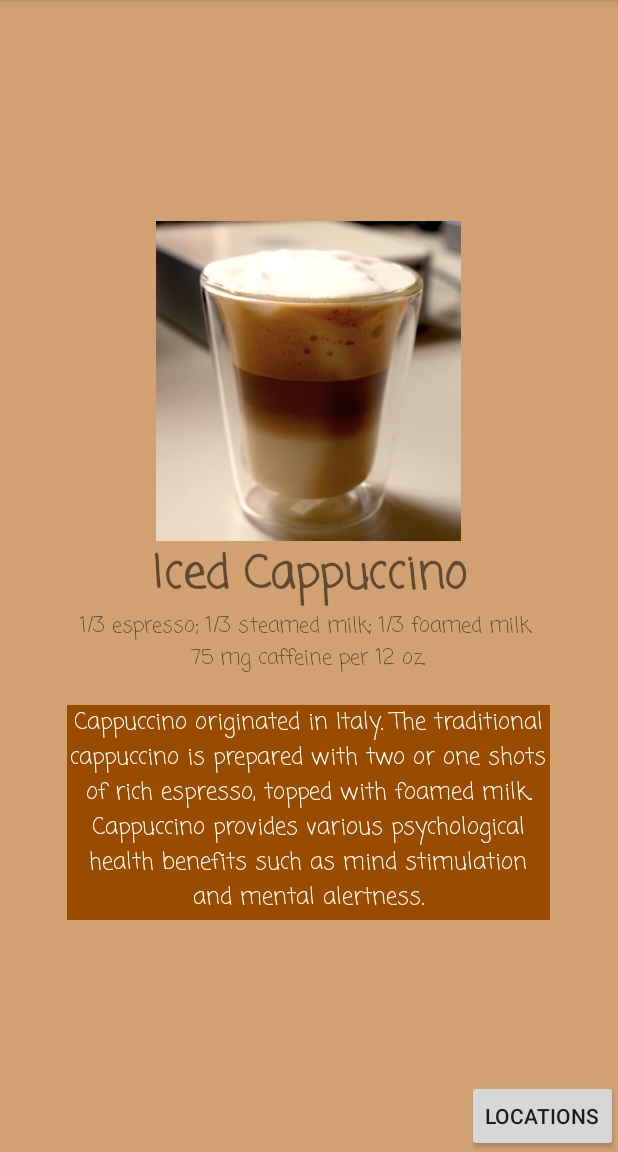
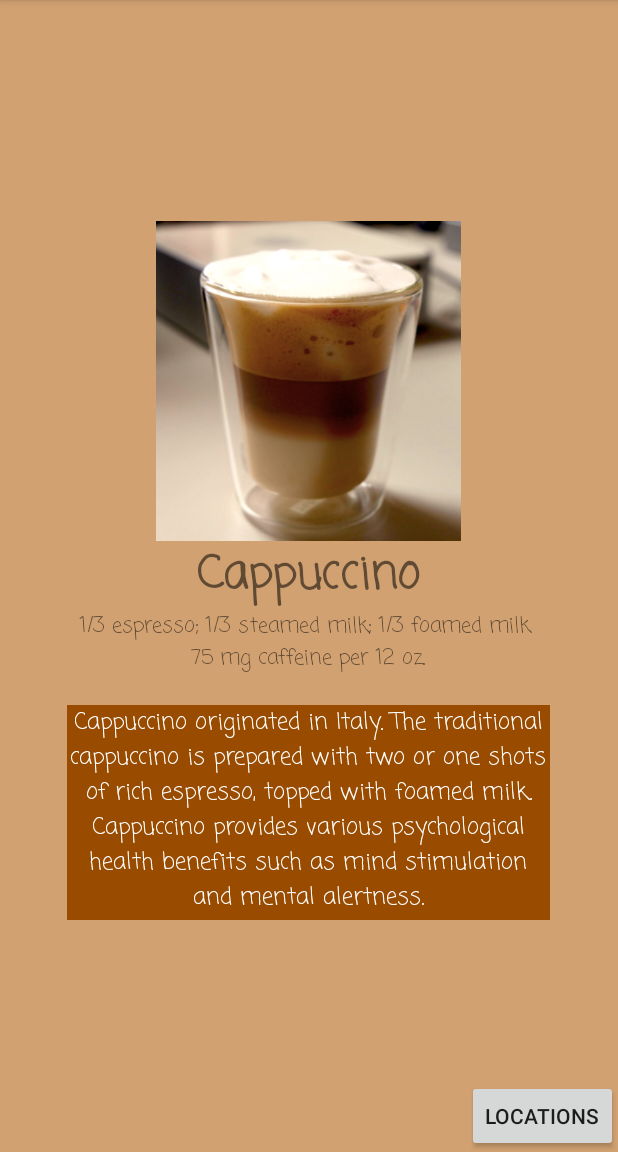
Before and after one commit to hafsah786/LaVidaDelCoffee, an Android app: the CappuccinoActivity screen opened directly, with no data from a screen before it, on a phone screen of 412 x 824 dp, the part 84-1236 px from its top. Run offline under Robolectric (Android 15) with nearby library versions, the phone set to English and light mode, and no system bars.

Commit message:
changed capp text

```diff
--- a/app/src/main/res/layout/activity_cappuccino.xml
+++ b/app/src/main/res/layout/activity_cappuccino.xml
@@ -24,7 +24,7 @@
             android:layout_centerHorizontal="true"
             android:layout_centerVertical="true"
             android:fontFamily="casual"
-            android:text="@string/icedcappText"
+            android:text="@string/cappText"
             android:textAlignment="center"
             android:textSize="30sp"
             android:textStyle="bold"
```
Also changed, not shown: app/src/main/java/com/smithjterm/lavidadelcoffee/personalityActivity.java (+4 -4 lines).
